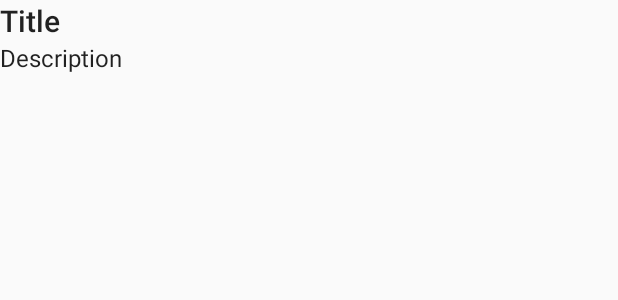
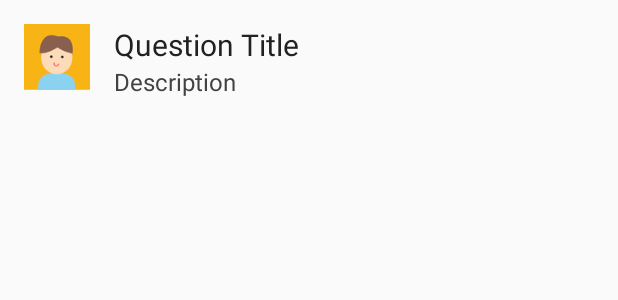
Before and after one commit to GiantCroissant/7Funs-Android, an Android app: the layout listview_qa_section_overview.xml on its own in the app's theme, with its tools: preview values and no code run, on a phone screen of 412 x 824 dp. Shown: the top 300 px of the screen. Run offline under Robolectric (Android 15) with nearby library versions, the phone set to English and light mode, and no system bars.

```diff
--- a/android7funs/app/src/main/kotlin/com/giantcroissant/sevenfuns/app/MainActivity.kt
+++ b/android7funs/app/src/main/kotlin/com/giantcroissant/sevenfuns/app/MainActivity.kt
@@ -8,6 +8,7 @@ import android.support.v7.app.AppCompatActivity
 import android.view.Menu
 import android.view.MenuItem
 import com.facebook.appevents.AppEventsLogger
+import com.giantcroissant.sevenfuns.app.QandA.QASectionFragment
 import com.giantcroissant.sevenfuns.app.R.string.*
 import kotlinx.android.synthetic.main.activity_main.*
 import kotlinx.android.synthetic.main.toolbar.*
--- a/android7funs/app/src/main/kotlin/com/giantcroissant/sevenfuns/app/QADetailActivity.kt
+++ b/android7funs/app/src/main/kotlin/com/giantcroissant/sevenfuns/app/QandA/QADetailActivity.kt
@@ -1,4 +1,4 @@
-package com.giantcroissant.sevenfuns.app
+package com.giantcroissant.sevenfuns.app.QandA
 
 //import kotlinx.android.synthetic.main.activity_main.*
 
@@ -12,6 +12,7 @@ import android.support.v7.widget.RecyclerView
 import android.view.LayoutInflater
 import android.view.View
 import android.view.ViewGroup
+import com.giantcroissant.sevenfuns.app.*
 import com.giantcroissant.sevenfuns.app.RestAPIService.RestAPIHelper
 import kotlinx.android.synthetic.main.activity_qa_detail.*
 import kotlinx.android.synthetic.main.listview_qa_detail_item.view.*
--- a/android7funs/app/src/main/kotlin/com/giantcroissant/sevenfuns/app/QADetailNewCommentActivity.kt
+++ b/android7funs/app/src/main/kotlin/com/giantcroissant/sevenfuns/app/QandA/QADetailNewCommentActivity.kt
@@ -1,9 +1,11 @@
-package com.giantcroissant.sevenfuns.app
+package com.giantcroissant.sevenfuns.app.QandA
 
 import android.app.Activity
 import android.content.Intent
 import android.os.Bundle
 import android.support.v7.app.AppCompatActivity
+import com.giantcroissant.sevenfuns.app.CommentParcelable
+import com.giantcroissant.sevenfuns.app.R
 import kotlinx.android.synthetic.main.activity_qa_detail_new_comment.*
 
 /**
--- a/android7funs/app/src/main/kotlin/com/giantcroissant/sevenfuns/app/QASectionFragment.kt
+++ b/android7funs/app/src/main/kotlin/com/giantcroissant/sevenfuns/app/QandA/QASectionFragment.kt
@@ -1,4 +1,4 @@
-package com.giantcroissant.sevenfuns.app
+package com.giantcroissant.sevenfuns.app.QandA
 
 import android.os.Bundle
 import android.support.v4.app.Fragment
@@ -6,6 +6,7 @@ import android.support.v7.app.AppCompatActivity
 import android.view.LayoutInflater
 import android.view.View
 import android.view.ViewGroup
+import com.giantcroissant.sevenfuns.app.R
 
 /**
  * Created by apprentice on 2/1/16.
--- a/android7funs/app/src/main/res/layout/activity_qa_detail.xml
+++ b/android7funs/app/src/main/res/layout/activity_qa_detail.xml
@@ -57,8 +57,11 @@
             android:layout_height="wrap_content"
             android:layout_gravity="end|bottom"
             android:layout_margin="16dp"
+            app:borderWidth="0dp"
+            app:elevation="2dp"
             android:clickable="true"
-            android:src="@drawable/ic_add_black_24dp"/>
+            android:src="@drawable/ic_add_black_24dp"
+            android:tint="@android:color/white"/>
 
     </android.support.design.widget.CoordinatorLayout>
 
--- a/android7funs/app/src/main/res/layout/listview_qa_section_overview.xml
+++ b/android7funs/app/src/main/res/layout/listview_qa_section_overview.xml
@@ -1,22 +1,39 @@
 <?xml version="1.0" encoding="utf-8"?>
-<LinearLayout xmlns:android="http://schemas.android.com/apk/res/android"
-              android:orientation="vertical"
-              android:layout_width="match_parent"
-              android:layout_height="match_parent">
+<LinearLayout
+    xmlns:android="http://schemas.android.com/apk/res/android"
+    android:layout_width="match_parent"
+    android:layout_height="wrap_content"
+    android:layout_margin="@dimen/card_margin"
+    android:orientation="horizontal">
 
-    <TextView
-            android:id="@+id/qaSectionOverviewTitle"
+    <ImageView
+        android:id="@+id/profile_image"
+        android:layout_width="44dp"
+        android:layout_height="44dp"
+        android:contentDescription="Profile"
+        android:src="@drawable/profile"/>
+
+    <LinearLayout
+        android:layout_width="match_parent"
+        android:layout_height="wrap_content"
+        android:layout_marginLeft="16dp"
+        android:orientation="vertical">
+
+        <TextView
+            android:id="@+id/question_title"
             android:layout_width="match_parent"
             android:layout_height="wrap_content"
-            android:text="Title"
-            android:textAppearance="@style/TextAppearance.AppCompat.Title" />
+            android:text="Question Title"
+            android:textColor="@color/primary_text"
+            android:textSize="20sp"/>
 
-    <TextView
-            android:id="@+id/qaSectionOverviewDescription"
+        <TextView
+            android:id="@+id/question_desc"
             android:layout_width="match_parent"
             android:layout_height="wrap_content"
             android:text="Description"
-            android:textSize="16sp"
-            android:textAppearance="@style/TextAppearance.AppCompat.Body1" />
+            android:textColor="@color/secondary_text_dark"
+            android:textSize="16sp"/>
+    </LinearLayout>
 
 </LinearLayout>
```
Also changed, not shown: android7funs/app/src/main/AndroidManifest.xml (+4 -4 lines), android7funs/app/src/main/kotlin/com/giantcroissant/sevenfuns/app/QandA/QADetailNewMessageActivity.kt (renamed from android7funs/app/src/main/kotlin/com/giantcroissant/sevenfuns/app/QADetailNewMessageActivity.kt, +5 -3 lines), android7funs/app/src/main/kotlin/com/giantcroissant/sevenfuns/app/QandA/QASectionOverviewFragment.kt (renamed from android7funs/app/src/main/kotlin/com/giantcroissant/sevenfuns/app/QASectionOverviewFragment.kt, +40 -4 lines), android7funs/app/src/main/kotlin/com/giantcroissant/sevenfuns/app/SponsorActivity.kt (+4 -4 lines), android7funs/app/src/main/res/layout/fragment_qa_section_overview.xml (+5 -2 lines), android7funs/app/src/main/res/drawable-hdpi/profile.png (added), android7funs/app/src/main/res/drawable-ldpi/profile.png (added), android7funs/app/src/main/res/drawable-mdpi/profile.png (added), android7funs/app/src/main/res/drawable-xhdpi/profile.png (added), android7funs/app/src/main/res/drawable-xxhdpi/profile.png (added), android7funs/app/src/main/res/drawable-xxxhdpi/profile.png (added).
